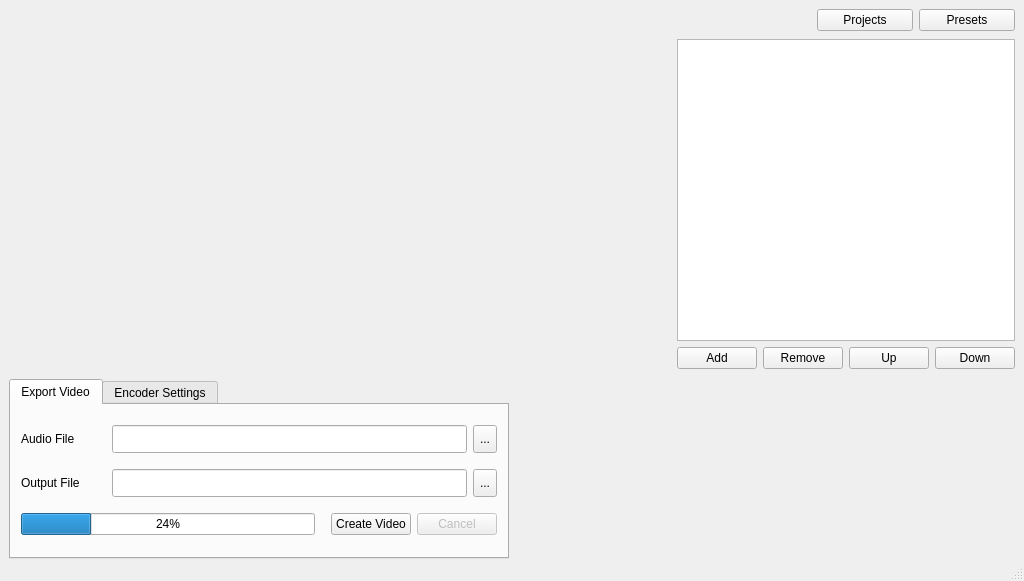
djfun/audio-visualizer-python, file src/mainwindow.ui: the form before one commit.
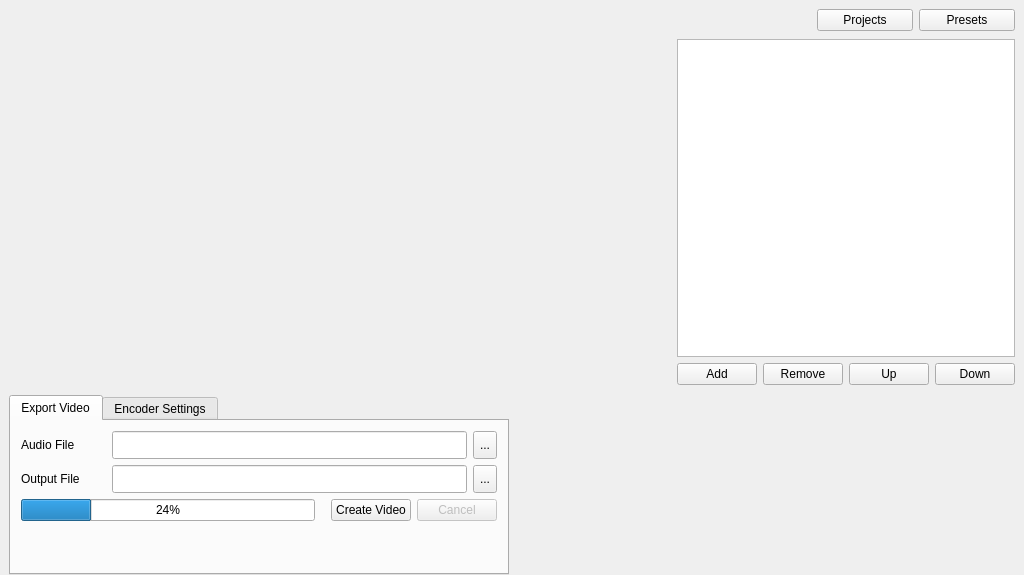
The form after the commit.

Commit message:
an extra progress bar label for Mac
progressBar text is not visible in native Mac style

The edit to the form file:
```diff
--- a/src/mainwindow.ui
+++ b/src/mainwindow.ui
@@ -518,6 +518,22 @@
             </item>
            </layout>
           </item>
+          <item>
+           <widget class="QLabel" name="progressLabel">
+            <property name="text">
+             <string/>
+            </property>
+            <property name="scaledContents">
+             <bool>true</bool>
+            </property>
+            <property name="alignment">
+             <set>Qt::AlignCenter</set>
+            </property>
+            <property name="indent">
+             <number>-1</number>
+            </property>
+           </widget>
+          </item>
          </layout>
          <zorder></zorder>
          <zorder></zorder>
@@ -802,7 +818,6 @@
     </item>
    </layout>
   </widget>
-  <widget class="QStatusBar" name="statusbar"/>
  </widget>
  <resources/>
  <connections/>
```
Left out of the diff: 1 changed line with no effect on the pictures. The commit also changes 1 other file.
